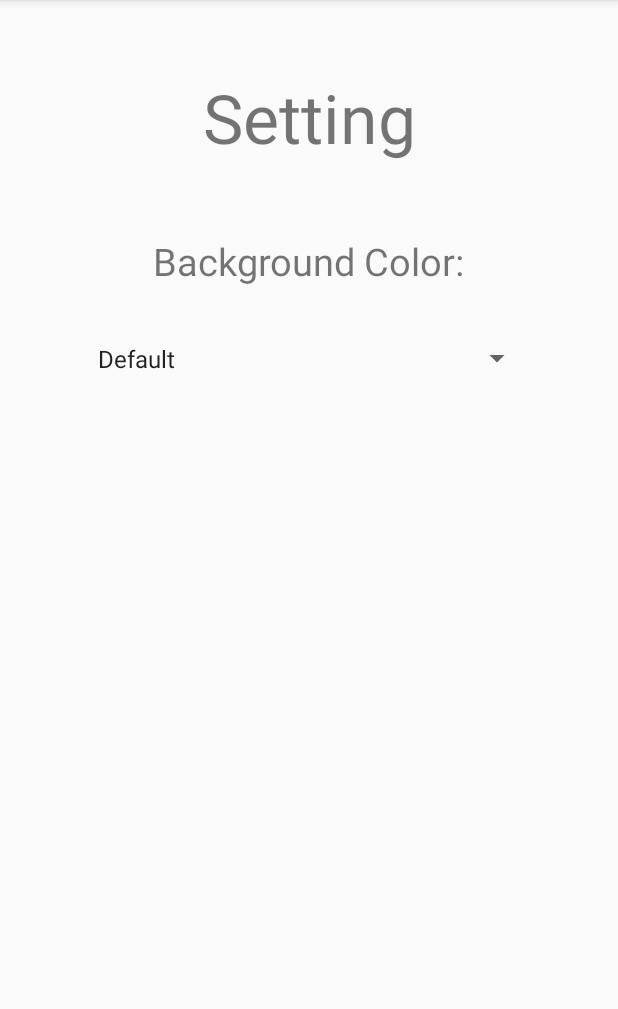
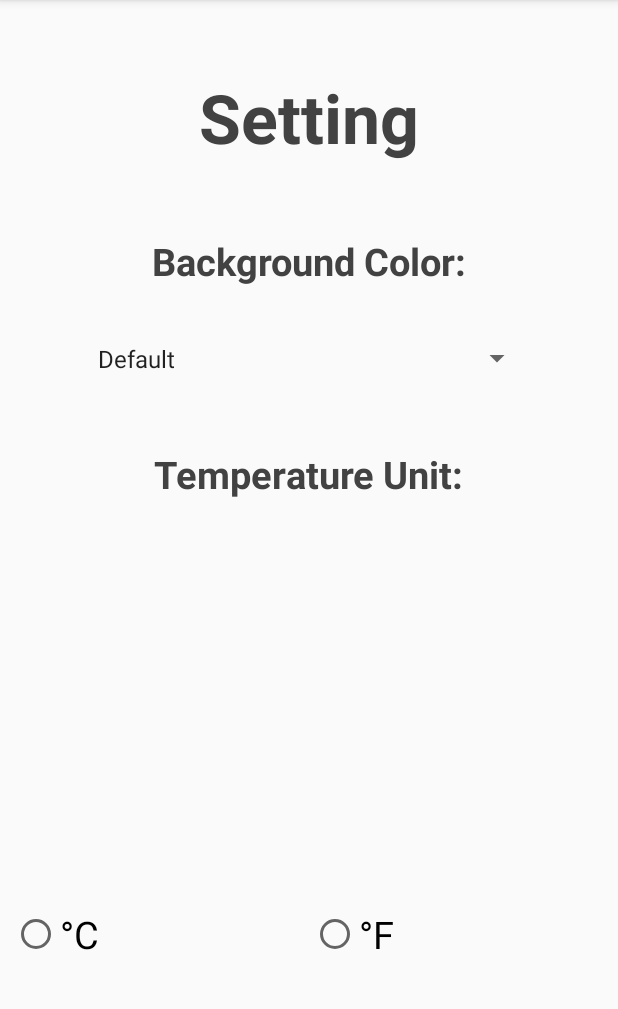
Before and after one commit to CS3714-Asian-Power/MyTrail, an Android app: the Setting screen opened directly, with no data from a screen before it, on a phone screen of 412 x 824 dp, the part 84-1093 px from its top. Run offline under Robolectric (Android 15) with nearby library versions, the phone set to English and light mode, and no system bars.

Commit message:
little changes made

```diff
--- a/app/src/main/AndroidManifest.xml
+++ b/app/src/main/AndroidManifest.xml
@@ -20,11 +20,11 @@
             android:name=".activity.MainTrail"
             android:label="@string/title_activity_main_trail"
             android:theme="@style/AppTheme.NoActionBar">
-            <!--<intent-filter>-->
-                <!--<action android:name="android.intent.action.MAIN" />-->
+            <intent-filter>
+                <action android:name="android.intent.action.MAIN" />
 
-                <!--<category android:name="android.intent.category.LAUNCHER" />-->
-            <!--</intent-filter>-->
+                <category android:name="android.intent.category.LAUNCHER" />
+            </intent-filter>
         </activity>
         <activity
             android:name=".activity.DetailActivity"
@@ -41,11 +41,6 @@
 
         <activity android:name=".activity.MapView" />
         <activity android:name=".activity.About">
-            <intent-filter>
-                <action android:name="android.intent.action.MAIN" />
-
-                <category android:name="android.intent.category.LAUNCHER" />
-            </intent-filter>
         </activity>
         <activity android:name=".activity.Setting"></activity>
     </application>
--- a/app/src/main/java/com/example/guhao/mytrail/activity/Setting.java
+++ b/app/src/main/java/com/example/guhao/mytrail/activity/Setting.java
@@ -8,13 +8,17 @@ import android.support.v7.app.AppCompatActivity;
 import android.view.View;
 import android.widget.AdapterView;
 import android.widget.ArrayAdapter;
+import android.widget.RadioButton;
 import android.widget.Spinner;
+import android.widget.Toast;
 
 import com.example.guhao.mytrail.R;
 
-public class Setting extends AppCompatActivity implements AdapterView.OnItemSelectedListener {
+public class Setting extends AppCompatActivity implements AdapterView.OnItemSelectedListener, View.OnClickListener {
 
     private Spinner spinner;
+    private RadioButton cd;
+    private RadioButton fd;
 
     @Override
     protected void onCreate(Bundle savedInstanceState) {
@@ -27,6 +31,11 @@ public class Setting extends AppCompatActivity implements AdapterView.OnItemSele
         adapter.setDropDownViewResource(android.R.layout.simple_spinner_dropdown_item);
         spinner.setAdapter(adapter);
         spinner.setOnItemSelectedListener(this);
+
+        cd = (RadioButton) findViewById(R.id.cd);
+        fd = (RadioButton) findViewById(R.id.fd);
+        cd.setOnClickListener(this);
+        fd.setOnClickListener(this);
     }
 
 
@@ -65,4 +74,16 @@ public class Setting extends AppCompatActivity implements AdapterView.OnItemSele
     public void onNothingSelected(AdapterView<?> parent) {
         //do nothing
     }
+
+    @Override
+    public void onClick(View v) {
+        if (v.getId() == R.id.cd) {
+
+            Toast.makeText(this, "Temperature Unit has been changed to Celsius", Toast.LENGTH_SHORT).show();
+        }
+        else if (v.getId() == R.id.fd) {
+
+            Toast.makeText(this, "Temperature Unit has been changed to Fahrenheit", Toast.LENGTH_SHORT).show();
+        }
+    }
 }
--- a/app/src/main/res/layout/activity_about.xml
+++ b/app/src/main/res/layout/activity_about.xml
@@ -14,6 +14,8 @@
         android:layout_marginStart="8dp"
         android:layout_marginTop="48dp"
         android:text="About"
+        android:textStyle="bold"
+        android:textColor="@color/cardview_dark_background"
         android:textSize="45sp"
         app:layout_constraintEnd_toEndOf="parent"
         app:layout_constraintStart_toStartOf="parent"
@@ -28,6 +30,8 @@
         android:layout_marginTop="52dp"
         android:text="Version: 1.0.0"
         android:textSize="25sp"
+        android:textStyle="italic"
+        android:textColor="@color/cardview_dark_background"
         app:layout_constraintEnd_toEndOf="parent"
         app:layout_constraintStart_toStartOf="parent"
         app:layout_constraintTop_toBottomOf="@+id/textView2" />
@@ -41,6 +45,8 @@
         android:layout_marginTop="48dp"
         android:text="Developer: Hao Gu,\n                    Nhan Pham,\n                    Ziyou Shang"
         android:textSize="25sp"
+        android:textStyle="italic"
+        android:textColor="@color/cardview_dark_background"
         app:layout_constraintEnd_toEndOf="parent"
         app:layout_constraintStart_toStartOf="parent"
         app:layout_constraintTop_toBottomOf="@+id/textView4" />
@@ -55,6 +61,8 @@
         android:layout_marginTop="8dp"
         android:text="Contact: ghao7@vt.edu\n                 pnhan@vt.edu\n                 ziyous96@vt.edu"
         android:textSize="25sp"
+        android:textStyle="italic"
+        android:textColor="@color/cardview_dark_background"
         app:layout_constraintBottom_toBottomOf="parent"
         app:layout_constraintEnd_toEndOf="parent"
         app:layout_constraintStart_toStartOf="parent"
--- a/app/src/main/res/layout/activity_setting.xml
+++ b/app/src/main/res/layout/activity_setting.xml
@@ -14,6 +14,8 @@
         android:layout_marginStart="8dp"
         android:layout_marginTop="48dp"
         android:text="Setting"
+        android:textStyle="bold"
+        android:textColor="@color/cardview_dark_background"
         android:textSize="45sp"
         app:layout_constraintEnd_toEndOf="parent"
         app:layout_constraintStart_toStartOf="parent"
@@ -27,6 +29,8 @@
         android:layout_marginStart="8dp"
         android:layout_marginTop="48dp"
         android:text="Background Color:"
+        android:textStyle="bold"
+        android:textColor="@color/cardview_dark_background"
         android:textSize="25sp"
         app:layout_constraintEnd_toEndOf="parent"
         app:layout_constraintStart_toStartOf="parent"
@@ -43,5 +47,52 @@
         app:layout_constraintStart_toStartOf="parent"
         app:layout_constraintTop_toBottomOf="@+id/textView8" />
 
+    <TextView
+        android:id="@+id/textView9"
+        android:layout_width="wrap_content"
+        android:layout_height="wrap_content"
+        android:layout_marginEnd="8dp"
+        android:layout_marginStart="8dp"
+        android:layout_marginTop="44dp"
+        android:text="Temperature Unit:"
+        android:textStyle="bold"
+        android:textColor="@color/cardview_dark_background"
+        android:textSize="25sp"
+        app:layout_constraintEnd_toEndOf="parent"
+        app:layout_constraintHorizontal_bias="0.501"
+        app:layout_constraintStart_toStartOf="parent"
+        app:layout_constraintTop_toBottomOf="@+id/spinner" />
+
+    <RadioGroup
+        android:layout_width="match_parent"
+        android:layout_height="wrap_content"
+        android:layout_marginBottom="128dp"
+        android:layout_marginEnd="8dp"
+        android:layout_marginStart="8dp"
+        android:orientation="horizontal"
+        app:layout_constraintBottom_toBottomOf="parent"
+        app:layout_constraintEnd_toEndOf="parent"
+        app:layout_constraintStart_toStartOf="parent">
+
+        <RadioButton
+            android:id="@+id/cd"
+            android:layout_width="wrap_content"
+            android:layout_height="match_parent"
+            android:layout_weight="1"
+            android:text="°C"
+            android:textSize="25sp" />
+
+        <RadioButton
+            android:id="@+id/fd"
+            android:layout_width="wrap_content"
+            android:layout_height="match_parent"
+            android:layout_weight="1"
+            android:text="°F"
+            android:textSize="25sp" />
+
+    </RadioGroup>
+
+
+
 
 </android.support.constraint.ConstraintLayout>
```
